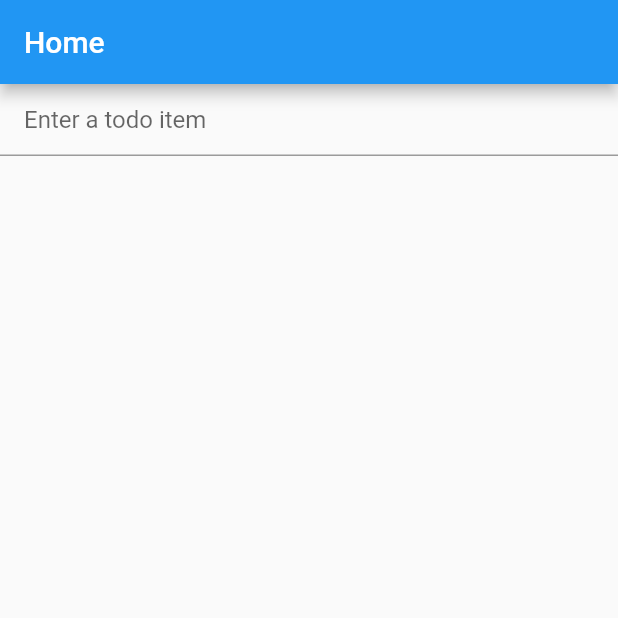
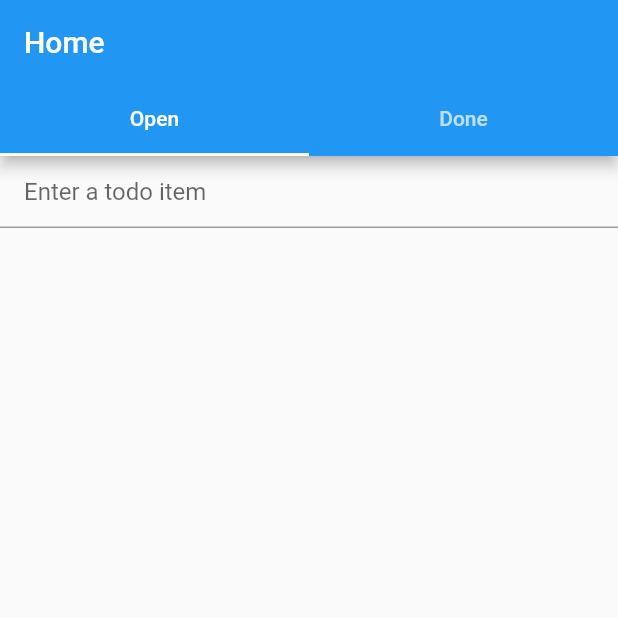
Before and after one commit to Baseflow/flutter_state_management_demo, a Flutter app: the screen it shows after launch, on a phone screen of 412 x 824 dp, the top half of it. Run offline on Flutter 3.47's test engine with Material 2 defaults, Android fonts, the phone set to English and light mode, and no system bars.

Commit message:
created todo item and added to tabs

```diff
--- a/lib/home_page.dart
+++ b/lib/home_page.dart
@@ -1,72 +1,34 @@
 import 'package:flutter/material.dart';
+import 'package:flutter_state_management_demo/closed_items_view.dart';
+import 'package:flutter_state_management_demo/open_items_view.dart';
+import 'package:flutter_state_management_demo/to_do_item.dart';
 
-class HomePage extends StatefulWidget {
-  const HomePage({super.key});
+class HomePage extends StatelessWidget {
+  HomePage({super.key});
 
-  @override
-  State<HomePage> createState() => _HomePageState();
-}
-
-class _HomePageState extends State<HomePage> {
-  final List<String> _todoItems = [];
-  final _textEditingController = TextEditingController();
-  final _focusNode = FocusNode();
-
-  @override
-  void dispose() {
-    _textEditingController.dispose();
-    _focusNode.dispose();
-    super.dispose();
-  }
+  final List<TodoItem> _todoItems = [];
 
   @override
   Widget build(BuildContext context) {
-    return Scaffold(
+    return DefaultTabController(
+      length: 2,
+      child: Scaffold(
         appBar: AppBar(
           title: const Text('Home'),
+          bottom: const TabBar(
+            tabs: [
+              Tab(text: 'Open'),
+              Tab(text: 'Done'),
+            ],
+          ),
         ),
         body: SafeArea(
-        child: Column(
+          child: TabBarView(
             children: [
-            TextField(
-              textInputAction: TextInputAction.done,
-              controller: _textEditingController,
-              focusNode: _focusNode,
-              decoration: const InputDecoration(
-                contentPadding: EdgeInsets.symmetric(
-                  horizontal: 16,
-                  vertical: 8,
+              OpenItemsView(_todoItems),
+              ClosedItemsView(_todoItems),
+            ],
           ),
-                hintText: 'Enter a todo item',
-              ),
-              onSubmitted: (value) {
-                setState(() {
-                  _todoItems.add(value);
-                });
-                _textEditingController.clear();
-                _focusNode.requestFocus();
-              },
-            ),
-            Expanded(
-              child: ListView.builder(
-                itemCount: _todoItems.length,
-                itemBuilder: (BuildContext context, int index) {
-                  final todo = _todoItems[index];
-                  return ListTile(
-                    title: Text(todo),
-                    trailing: IconButton(
-                      icon: const Icon(Icons.delete),
-                      onPressed: () {
-                        setState(() {
-                          _todoItems.removeAt(index);
-                        });
-                      },
-                    ),
-                  );
-                },
-              ),
-            ),
-          ],
         ),
       ),
     );
--- /dev/null
+++ b/lib/open_items_view.dart
@@ -0,0 +1,87 @@
+import 'package:flutter/material.dart';
+import 'package:flutter_state_management_demo/to_do_item.dart';
+
+class OpenItemsView extends StatefulWidget {
+  const OpenItemsView(
+    this.todoItems, {
+    super.key,
+  });
+
+  final List<TodoItem> todoItems;
+
+  @override
+  State<OpenItemsView> createState() => _OpenItemsViewState();
+}
+
+class _OpenItemsViewState extends State<OpenItemsView> {
+  final _textEditingController = TextEditingController();
+  final _focusNode = FocusNode();
+
+  @override
+  void dispose() {
+    _textEditingController.dispose();
+    _focusNode.dispose();
+    super.dispose();
+  }
+
+  @override
+  Widget build(BuildContext context) {
+    final openTodoItems =
+        widget.todoItems.where((todo) => !todo.isDone).toList();
+    return Column(
+      children: [
+        TextField(
+          textInputAction: TextInputAction.done,
+          controller: _textEditingController,
+          focusNode: _focusNode,
+          decoration: const InputDecoration(
+            contentPadding: EdgeInsets.symmetric(
+              horizontal: 16,
+              vertical: 8,
+            ),
+            hintText: 'Enter a todo item',
+          ),
+          onSubmitted: (value) {
+            setState(() {
+              widget.todoItems.add(TodoItem(title: value));
+            });
+            _textEditingController.clear();
+            _focusNode.requestFocus();
+          },
+        ),
+        Expanded(
+          child: ListView.builder(
+            itemCount: openTodoItems.length,
+            itemBuilder: (BuildContext context, int index) {
+              final todo = widget.todoItems[index];
+              if (todo.isDone) {
+                return const SizedBox.shrink();
+              }
+              return ListTile(
+                title: Text(todo.title),
+                leading: Checkbox(
+                  value: todo.isDone,
+                  onChanged: (_) {
+                    setState(() {
+                      widget.todoItems[index] = todo.copyWith(
+                        isDone: !todo.isDone,
+                      );
+                    });
+                  },
+                ),
+                trailing: IconButton(
+                  icon: const Icon(Icons.delete),
+                  onPressed: () {
+                    setState(() {
+                      openTodoItems.removeAt(index);
+                    });
+                  },
+                ),
+              );
+            },
+          ),
+        ),
+      ],
+    );
+  }
+}
--- /dev/null
+++ b/lib/to_do_item.dart
@@ -0,0 +1,19 @@
+class TodoItem {
+  const TodoItem({
+    required this.title,
+    this.isDone = false,
+  });
+
+  final String title;
+  final bool isDone;
+
+  TodoItem copyWith({
+    String? title,
+    bool? isDone,
+  }) {
+    return TodoItem(
+      title: title ?? this.title,
+      isDone: isDone ?? this.isDone,
+    );
+  }
+}
```
Also changed, not shown: lib/closed_items_view.dart (added, +51 -0 lines). Lines whose indentation alone changed are shown as unchanged.
